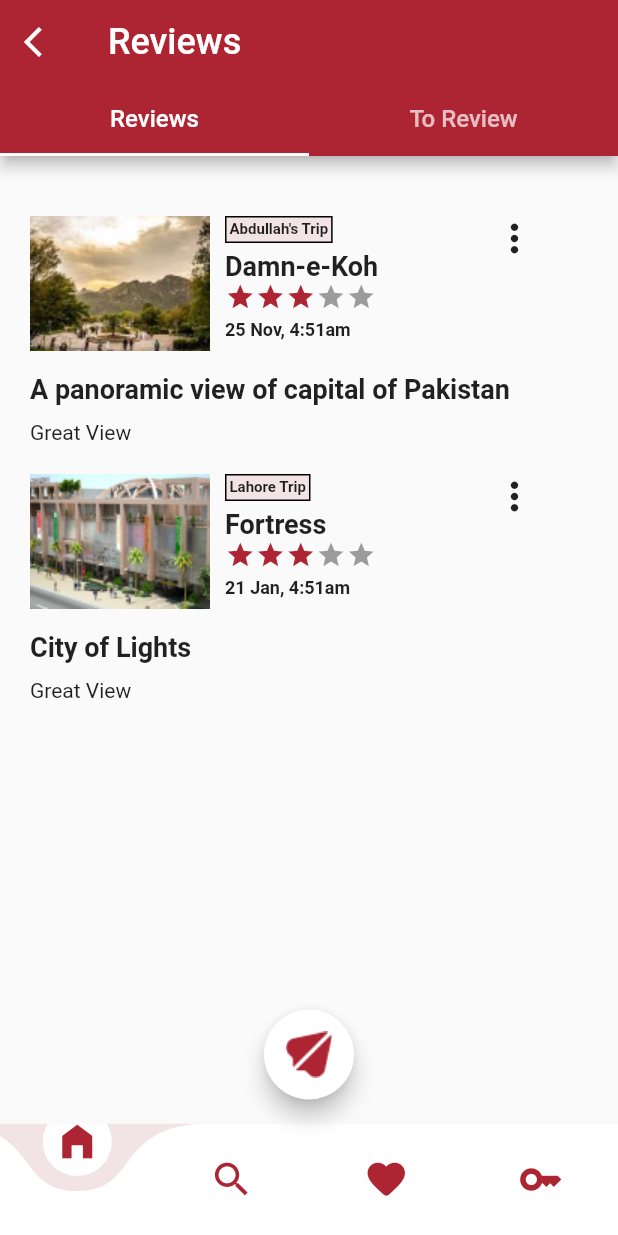
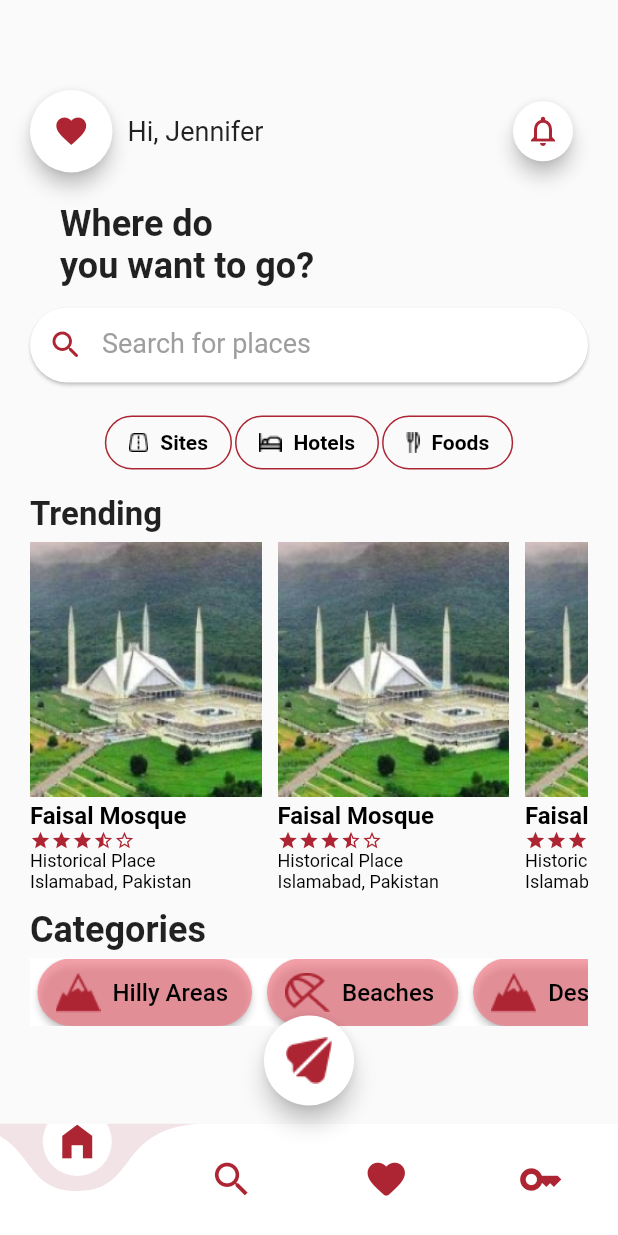
Before and after one commit to dhaneshkumarTech/MAD-Semester-Project, a Flutter app: the screen it shows after launch, on a phone screen of 412 x 824 dp. Run offline on Flutter 3.47's test engine with Material 2 defaults, Android fonts, the phone set to English and light mode, and no system bars; drawn by our look-alikes of curved_navigation_bar, flutter_rating_bar; our stand-ins replace animated_splash_screen, flutter_otp_text_field, flutter_signin_button, page_transition.

Commit message:
made dashboard looks better

```diff
--- /dev/null
+++ b/itour_planner/lib/DashBoardScreen/dashboard_screen.dart
@@ -0,0 +1,250 @@
+// ignore_for_file: camel_case_types, avoid_unnecessary_containers
+
+import 'package:flutter/material.dart';
+import 'package:itour_planner/BottomNavigationBar/bottom_navigation_bar.dart';
+import 'package:itour_planner/DashBoardScreen/main_category_button.dart';
+import 'package:itour_planner/DashBoardScreen/model/category.dart';
+import 'package:itour_planner/DashBoardScreen/model/trending_card.dart';
+import 'package:itour_planner/DashBoardScreen/place_category_button.dart';
+import 'package:itour_planner/DashBoardScreen/trending_image_container.dart';
+import 'package:itour_planner/FloatingActionButton/floating_action_button.dart';
+import 'package:itour_planner/NotificationScreen/notification_screen.dart';
+
+class DashboardScreen extends StatefulWidget {
+  const DashboardScreen({Key? key}) : super(key: key);
+
+  @override
+  State<DashboardScreen> createState() => _DashboardScreenState();
+}
+
+class _DashboardScreenState extends State<DashboardScreen> {
+  Color themeColor = const Color.fromRGBO(173, 37, 51, 1);
+
+  final List<TrendingCard> _trending = [
+    const TrendingCard("assets/DashboardImages/Images/faisal_mosque.png",
+        "Faisal Mosque", 3, "Historical Place", "Islamabad, Pakistan"),
+    const TrendingCard("assets/DashboardImages/Images/faisal_mosque.png",
+        "Faisal Mosque", 3, "Historical Place", "Islamabad, Pakistan"),
+    const TrendingCard("assets/DashboardImages/Images/faisal_mosque.png",
+        "Faisal Mosque", 3, "Historical Place", "Islamabad, Pakistan"),
+    const TrendingCard("assets/DashboardImages/Images/faisal_mosque.png",
+        "Faisal Mosque", 3, "Historical Place", "Islamabad, Pakistan")
+  ];
+
+  final List<Category> _categories = [
+    const Category("assets/DashboardImages/Icons/desert.png", "Hilly Areas"),
+    const Category("assets/DashboardImages/Icons/beaches.png", "Beaches"),
+    const Category("assets/DashboardImages/Icons/desert.png", "Deserts")
+  ];
+
+  @override
+  Widget build(BuildContext context) {
+    return Scaffold(
+      body: Container(
+        margin: const EdgeInsets.fromLTRB(20, 60, 20, 0),
+        width: double.infinity,
+        child: Column(
+          children: [
+            Container(
+              margin: const EdgeInsets.only(bottom: 20),
+              width: double.infinity,
+              child: Row(
+                mainAxisAlignment: MainAxisAlignment.spaceBetween,
+                children: [
+                  Container(
+                    child: Row(
+                      children: [
+                        //profile Picture
+                        Card(
+                          elevation: 5,
+                          shape: RoundedRectangleBorder(
+                            borderRadius: BorderRadius.circular(30),
+                          ),
+                          child: SizedBox(
+                            height: 55,
+                            width: 55,
+                            child: Icon(
+                              Icons.favorite,
+                              color: themeColor,
+                            ),
+                          ),
+                          margin: const EdgeInsets.only(right: 10),
+                        ),
+                        //Account Name
+                        const Text(
+                          "Hi, Jennifer",
+                          style: TextStyle(
+                            fontSize: 18,
+                          ),
+                        ),
+                      ],
+                    ),
+                  ),
+                  Card(
+                    elevation: 5,
+                    shape: RoundedRectangleBorder(
+                      borderRadius: BorderRadius.circular(30),
+                    ),
+                    child: SizedBox(
+                      height: 40,
+                      width: 40,
+                      child: GestureDetector(
+                        child: Icon(
+                          Icons.notifications_none_outlined,
+                          color: themeColor,
+                        ),
+                        onTap: () {
+                          Navigator.push(
+                            context,
+                            MaterialPageRoute(
+                              builder: (context) => const NotificationScreen(),
+                            ),
+                          );
+                        },
+                      ),
+                    ),
+                    margin: const EdgeInsets.only(right: 10),
+                  ),
+                ],
+              ),
+            ),
+            Container(
+              margin: const EdgeInsets.only(left: 20, bottom: 10),
+              height: 60,
+              width: double.infinity,
+              child: Column(
+                crossAxisAlignment: CrossAxisAlignment.start,
+                children: const [
+                  Text(
+                    "Where do",
+                    style: TextStyle(fontSize: 24, fontWeight: FontWeight.bold),
+                  ),
+                  Text(
+                    "you want to go?",
+                    style: TextStyle(fontSize: 24, fontWeight: FontWeight.bold),
+                  ),
+                ],
+              ),
+            ),
+            Card(
+              margin: const EdgeInsets.only(bottom: 10),
+              elevation: 1.0,
+              shape: RoundedRectangleBorder(
+                borderRadius: BorderRadius.circular(30),
+              ),
+              child: Container(
+                height: 50,
+                width: double.infinity,
+                alignment: Alignment.center,
+                child: TextField(
+                  decoration: InputDecoration(
+                    prefixIcon: Icon(
+                      Icons.search_rounded,
+                      color: themeColor,
+                    ),
+                    hintText: "Search for places",
+                    hintStyle: const TextStyle(
+                      color: Colors.grey,
+                      fontSize: 18,
+                    ),
+                    border: InputBorder.none,
+                  ),
+                  onChanged: (String keyword) {},
+                ),
+              ),
+            ),
+            Container(
+              height: 60,
+              margin: const EdgeInsets.only(bottom: 5),
+              child: Row(
+                mainAxisAlignment: MainAxisAlignment.center,
+                children: const [
+                  MainCategoryButton(
+                      icon: "assets/DashboardImages/Icons/sites.png",
+                      text: "Sites"),
+                  MainCategoryButton(
+                      icon: "assets/DashboardImages/Icons/hotels.png",
+                      text: "Hotels"),
+                  MainCategoryButton(
+                      icon: "assets/DashboardImages/Icons/foods.png",
+                      text: "Foods")
+                ],
+              ),
+            ),
+            SizedBox(
+              width: double.infinity,
+              child: Column(
+                crossAxisAlignment: CrossAxisAlignment.start,
+                children: [
+                  Container(
+                    width: double.infinity,
+                    margin: const EdgeInsets.only(bottom: 5),
+                    child: const Text(
+                      "Trending",
+                      style: TextStyle(
+                        fontSize: 22,
+                        fontWeight: FontWeight.bold,
+                      ),
+                    ),
+                  ),
+                  SizedBox(
+                    height: 240,
+                    width: double.infinity,
+                    child: ListView.builder(
+                      scrollDirection: Axis.horizontal,
+                      itemCount: _trending.length,
+                      itemBuilder: (context, index) => TrendingImageContainer(
+                        image: _trending[index].image,
+                        placeName: _trending[index].placeName,
+                        rating: _trending[index].rating,
+                        placeCategory: _trending[index].placeCategory,
+                        location: _trending[index].location,
+                      ),
+                    ),
+                  ),
+                  Container(
+                    margin: const EdgeInsets.only(top: 5),
+                    width: double.infinity,
+                    child: Column(
+                      mainAxisAlignment: MainAxisAlignment.start,
+                      crossAxisAlignment: CrossAxisAlignment.start,
+                      children: [
+                        Container(
+                          margin: const EdgeInsets.only(bottom: 5),
+                          child: const Text(
+                            "Categories",
+                            style: TextStyle(
+                                fontSize: 24, fontWeight: FontWeight.bold),
+                          ),
+                        ),
+                        Container(
+                          height: 45,
+                          width: double.infinity,
+                          color: Colors.white,
+                          child: ListView.builder(
+                            scrollDirection: Axis.horizontal,
+                            itemCount: _categories.length,
+                            itemBuilder: (context, index) => CategoriesButton(
+                              icon: _categories[index].icon,
+                              text: _categories[index].text,
+                            ),
+                          ),
+                        ),
+                      ],
+                    ),
+                  ),
+                ],
+              ),
+            ),
+          ],
+        ),
+      ),
+      // flaoting Action Active Button
+      floatingActionButton: const FloatingActionButtonContainer(),
+      floatingActionButtonLocation:
+          FloatingActionButtonLocation.miniCenterFloat,
+      //Navigation Bar
+      bottomNavigationBar: const BottomNavigationBarContainer(),
+    );
+  }
+}
--- /dev/null
+++ b/itour_planner/lib/DashBoardScreen/main_category_button.dart
@@ -0,0 +1,35 @@
+import 'package:flutter/material.dart';
+
+class MainCategoryButton extends StatelessWidget {
+  final Color themeColor = const Color.fromRGBO(173, 37, 51, 1);
+  const MainCategoryButton({Key? key, required this.icon, required this.text})
+      : super(key: key);
+
+  final String icon;
+  final String text;
+
+  @override
+  Widget build(BuildContext context) {
+    return Container(
+      margin: const EdgeInsets.only(left: 1, right: 1),
+      child: OutlinedButton.icon(
+        onPressed: () {},
+        style: OutlinedButton.styleFrom(
+          shape: RoundedRectangleBorder(
+            borderRadius: BorderRadius.circular(30.0),
+          ),
+          side: BorderSide(width: 1.0, color: themeColor),
+          primary: themeColor,
+        ),
+        label: Text(
+          text,
+          style: const TextStyle(
+            fontWeight: FontWeight.bold,
+            color: Colors.black,
+          ),
+        ),
+        icon: Image.asset(icon),
+      ),
+    );
+  }
+}
--- /dev/null
+++ b/itour_planner/lib/DashBoardScreen/model/category.dart
@@ -0,0 +1,6 @@
+class Category {
+  final String icon;
+  final String text;
+
+  const Category(this.icon, this.text);
+}
--- /dev/null
+++ b/itour_planner/lib/DashBoardScreen/model/trending_card.dart
@@ -0,0 +1,10 @@
+class TrendingCard {
+  final String image;
+  final String placeName;
+  final double rating;
+  final String placeCategory;
+  final String location;
+
+  const TrendingCard(this.image, this.placeName, this.rating,
+      this.placeCategory, this.location);
+}
--- /dev/null
+++ b/itour_planner/lib/DashBoardScreen/place_category_button.dart
@@ -0,0 +1,38 @@
+import 'package:flutter/material.dart';
+
+class CategoriesButton extends StatelessWidget {
+  final Color themeColor = const Color.fromRGBO(173, 37, 51, 1);
+
+  final String icon;
+  final String text;
+
+  const CategoriesButton({Key? key, required this.icon, required this.text})
+      : super(key: key);
+
+  @override
+  Widget build(BuildContext context) {
+    return Container(
+      margin: const EdgeInsets.only(left: 5, right: 5),
+      child: ElevatedButton.icon(
+        onPressed: () {},
+        style: ElevatedButton.styleFrom(
+          primary: const Color.fromRGBO(242, 124, 136, 0.7),
+          shape: RoundedRectangleBorder(
+            borderRadius: BorderRadius.circular(30.0),
+          ),
+        ),
+        label: Text(
+          text,
+          style: const TextStyle(
+            color: Colors.black,
+            fontSize: 16,
+          ),
+        ),
+        icon: Image.asset(
+          icon,
+          color: themeColor,
+        ),
+      ),
+    );
+  }
+}
--- /dev/null
+++ b/itour_planner/lib/DashBoardScreen/trending_image_container.dart
@@ -0,0 +1,67 @@
+import 'package:flutter/material.dart';
+import 'package:itour_planner/Rating/star_rating.dart';
+
+class TrendingImageContainer extends StatelessWidget {
+  final String image;
+  final String placeName;
+  final double rating;
+  final String placeCategory;
+  final String location;
+
+  const TrendingImageContainer(
+      {Key? key,
+      required this.image,
+      required this.placeName,
+      required this.rating,
+      required this.placeCategory,
+      required this.location})
+      : super(key: key);
+
+  @override
+  Widget build(BuildContext context) {
+    return SizedBox(
+      width: 165,
+      child: Column(
+        crossAxisAlignment: CrossAxisAlignment.start,
+        children: [
+          //for images
+          Container(
+            margin: const EdgeInsets.only(bottom: 3),
+            height: 170,
+            child: Image.asset(image),
+          ),
+          SizedBox(
+            child: Column(
+              crossAxisAlignment: CrossAxisAlignment.start,
+              children: [
+                Text(
+                  placeName,
+                  style: const TextStyle(
+                    fontWeight: FontWeight.bold,
+                    fontSize: 16,
+                    color: Colors.black,
+                  ),
+                ),
+                const StarRating(rating: 3.5),
+                Text(
+                  placeCategory,
+                  style: const TextStyle(
+                    fontSize: 12,
+                    color: Colors.black,
+                  ),
+                ),
+                Text(
+                  location,
+                  style: const TextStyle(
+                    fontSize: 12,
+                    color: Colors.black,
+                  ),
+                ),
+              ],
+            ),
+          ),
+        ],
+      ),
+    );
+  }
+}
--- /dev/null
+++ b/itour_planner/lib/Rating/star_rating.dart
@@ -0,0 +1,49 @@
+import 'package:flutter/material.dart';
+
+class StarRating extends StatelessWidget {
+  final Color themeColor = const Color.fromRGBO(173, 37, 51, 1);
+
+  final double rating;
+
+  const StarRating({
+    Key? key,
+    this.rating = 3,
+  }) : super(key: key);
+
+  Widget buildStar(BuildContext context, int index) {
+    Icon icon;
+    if (index >= rating) {
+      icon = Icon(
+        Icons.star_border,
+        color: themeColor,
+        size: 14,
+      );
+    } else if (index > rating - 1 && index < rating) {
+      icon = Icon(
+        Icons.star_half,
+        color: themeColor,
+        size: 14,
+      );
+    } else {
+      icon = Icon(
+        Icons.star,
+        color: themeColor,
+        size: 14,
+      );
+    }
+    return InkResponse(
+      onTap: () {},
+      child: icon,
+    );
+  }
+
+  @override
+  Widget build(BuildContext context) {
+    return Row(
+      children: List.generate(
+        5,
+        (index) => buildStar(context, index),
+      ),
+    );
+  }
+}
--- a/itour_planner/lib/SplashScreen/splash_screen.dart
+++ b/itour_planner/lib/SplashScreen/splash_screen.dart
@@ -1,6 +1,6 @@
 import 'package:flutter/material.dart';
 import 'package:animated_splash_screen/animated_splash_screen.dart';
-import 'package:itour_planner/ReviewsScreen/review_screen.dart';
+import 'package:itour_planner/DashBoardScreen/dashboard_screen.dart';
 import 'package:page_transition/page_transition.dart';
 
 class SplashScreen extends StatelessWidget {
@@ -18,7 +18,7 @@ class SplashScreen extends StatelessWidget {
           ),
         ],
       ),
-      nextScreen: const ReviewsReviewedScreen(),
+      nextScreen: const DashboardScreen(),
       backgroundColor: const Color.fromRGBO(173, 37, 51, 1),
       splashTransition: SplashTransition.scaleTransition,
       duration: 1000,
--- a/itour_planner/pubspec.yaml
+++ b/itour_planner/pubspec.yaml
@@ -70,6 +70,8 @@ flutter:
     - assets/ReviewPics/
     - assets/PlanPics/
     - assets/BottomAppBarIcons/
+    - assets/DashboardImages/Icons/
+    - assets/DashboardImages/Images/
   #   - images/a_dot_ham.jpeg
 
   # An image asset can refer to one or more resolution-specific "variants", see
```
Also changed, not shown: itour_planner/assets/DashboardImages/Icons/Notification.png (added), itour_planner/assets/DashboardImages/Icons/beaches.png (added), itour_planner/assets/DashboardImages/Icons/desert.png (added), itour_planner/assets/DashboardImages/Icons/foods.png (added), itour_planner/assets/DashboardImages/Icons/greaterThan.png (added), itour_planner/assets/DashboardImages/Icons/hotels.png (added), itour_planner/assets/DashboardImages/Icons/sites.png (added), itour_planner/assets/DashboardImages/Images/faisal_mosque.png (added), itour_planner/pubspec.lock, 5 other files.
